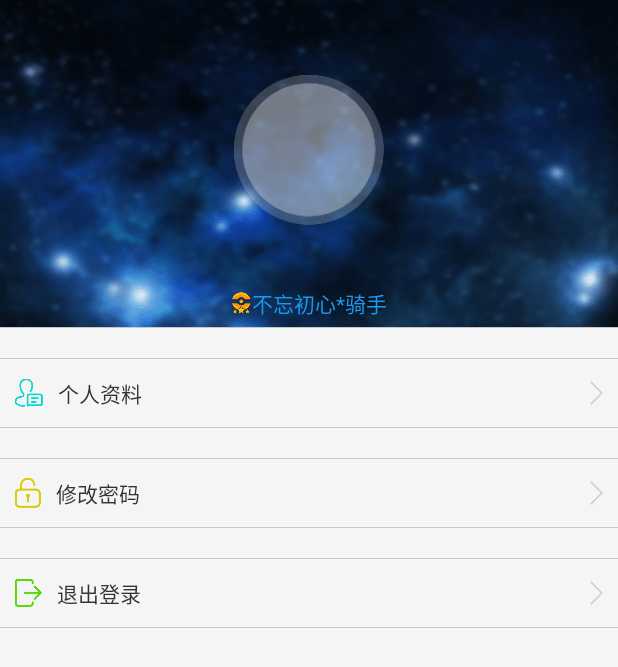
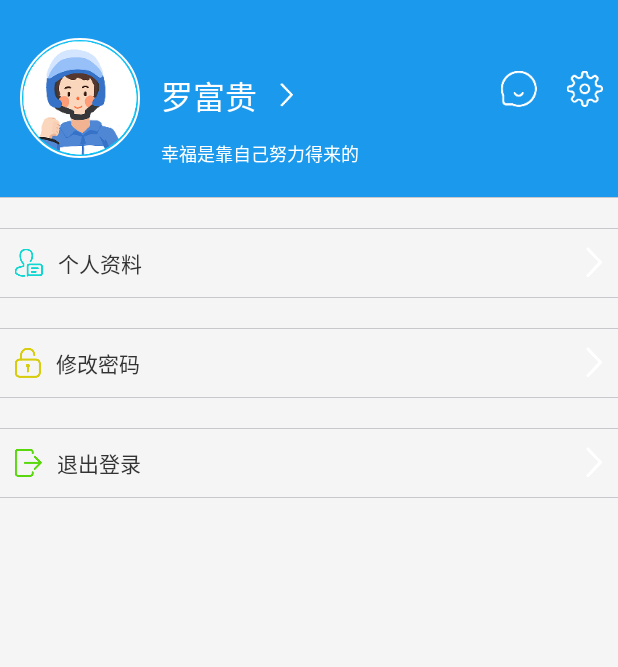
Before and after one commit to 15307388990/PaoTui_AS, an Android app: the layout activity_mine.xml on its own in the app's theme, with its tools: preview values and no code run, on a phone screen of 412 x 824 dp. Shown: the top 667 px of the screen. Run offline under Robolectric (Android 15) with nearby library versions, the phone set to English and light mode, and no system bars; network calls fail.

Commit message:
首次push

```diff
--- a/Paotui/src/main/java/com/fmt/ming/paotui/activity/TakeActivity.java
+++ b/Paotui/src/main/java/com/fmt/ming/paotui/activity/TakeActivity.java
@@ -75,6 +75,8 @@ public class TakeActivity extends BaseActivity implements ImageWithDelete.ICallB
     RadioButton rbXianshang;
     @Bind(R.id.rb_yue)
     RadioButton rbYue;
+    @Bind(R.id.tv_information)
+    TextView tv_information;
 
 
     private String order_uuid, typestring;
@@ -110,6 +112,7 @@ public class TakeActivity extends BaseActivity implements ImageWithDelete.ICallB
         } else {
             title.setText("我已" + typestring);
         }
+        tv_information.setText(typestring+"信息");
         tvText.setText(typestring + "拍照");
         mDialog = new ProgressDialog(this);
         mDialog.setCancelable(false);
--- a/Paotui/src/main/res/layout/activity_mine.xml
+++ b/Paotui/src/main/res/layout/activity_mine.xml
@@ -9,58 +9,80 @@
 
     <RelativeLayout
         android:layout_width="match_parent"
-        android:layout_height="wrap_content"
-        android:background="@drawable/setting_bg">
-
-        <LinearLayout
-            android:id="@+id/ll_layout"
-            android:layout_width="100dp"
-            android:layout_height="100dp"
-            android:layout_centerHorizontal="true"
-            android:gravity="center"
-            android:layout_marginTop="50dp"
-            android:background="@drawable/setting_user_decoration">
+        android:layout_height="131dp"
+        android:background="#1B99ED">
 
         <com.fmt.ming.paotui.view.CircleImageView
             android:id="@+id/myicon"
             android:layout_width="80dp"
             android:layout_height="80dp"
-                attrs:border_color="@color/transparent"
+            android:layout_centerVertical="true"
+            android:layout_marginLeft="13dp"
+            android:src="@drawable/head"
+            attrs:border_color="@color/white"
             attrs:border_width="1dp" />
-        </LinearLayout>
+
+
+        <LinearLayout
+
+            android:layout_width="wrap_content"
+            android:layout_height="wrap_content"
+            android:layout_marginTop="47dp"
+            android:layout_toRightOf="@+id/myicon"
+            android:gravity="center_vertical">
 
 
             <TextView
                 android:id="@+id/tv_name"
                 android:layout_width="wrap_content"
                 android:layout_height="wrap_content"
-            android:layout_below="@+id/ll_layout"
-            android:layout_centerHorizontal="true"
-            android:layout_marginTop="@dimen/divider_height_10"
+                android:layout_marginLeft="14dp"
+                android:ellipsize="end"
+                android:lines="1"
+                android:maxEms="4"
+                android:text="罗富贵"
                 android:textColor="@color/white"
-            android:textSize="18sp"></TextView>
-
-        <LinearLayout
-            android:layout_width="wrap_content"
-            android:layout_height="wrap_content"
-            android:layout_below="@+id/tv_name"
-            android:layout_centerHorizontal="true"
-            android:layout_marginTop="5dp"
-            android:gravity="center_vertical">
+                android:textSize="21sp" />
 
             <ImageView
-                android:layout_width="wrap_content"
-                android:layout_height="wrap_content"
-                android:src="@drawable/setting_icon_medal" />
+                android:layout_width="9dp"
+                android:layout_height="16dp"
+                android:layout_marginLeft="15dp"
+                android:src="@drawable/list_icon_more" />
+        </LinearLayout>
+
+        <ImageView
+            android:id="@+id/iv_set"
+            android:layout_width="24dp"
+            android:layout_height="24dp"
+            android:layout_alignParentRight="true"
+            android:layout_marginRight="10dp"
+            android:layout_marginTop="47dp"
+            android:src="@drawable/icon_set" />
+
+        <ImageView
+            android:id="@+id/iv_magess"
+            android:layout_width="24dp"
+            android:layout_height="24dp"
+            android:layout_marginLeft="15dp"
+            android:layout_marginRight="20dp"
+            android:layout_marginTop="47dp"
+            android:layout_toLeftOf="@+id/iv_set"
+            android:src="@drawable/icon_massge" />
 
         <TextView
             android:layout_width="wrap_content"
             android:layout_height="wrap_content"
-                android:layout_below="@+id/tv_level"
-                android:text="不忘初心*骑手"
-                android:textColor="@color/darkgray"
-                android:textSize="14sp"></TextView>
-        </LinearLayout>
+            android:layout_below="@+id/iv_set"
+            android:layout_marginLeft="14dp"
+            android:layout_marginTop="22dp"
+            android:layout_toRightOf="@+id/myicon"
+            android:ellipsize="end"
+            android:lines="1"
+            android:text="幸福是靠自己努力得来的"
+            android:textColor="@color/white"
+            android:textSize="12sp" />
+
 
     </RelativeLayout>
 
--- a/Paotui/src/main/res/layout/activity_take.xml
+++ b/Paotui/src/main/res/layout/activity_take.xml
@@ -14,6 +14,7 @@
         android:orientation="vertical">
 
         <TextView
+            android:id="@+id/tv_information"
             android:layout_width="wrap_content"
             android:layout_height="wrap_content"
             android:layout_marginLeft="@dimen/margin_10"
```
Also changed, not shown: Paotui/src/main/res/drawable-xxhdpi/head.png (added), Paotui/src/main/res/drawable-xxhdpi/icon_massge.png (added), Paotui/src/main/res/drawable-xxhdpi/icon_set.png (added), Paotui/src/main/res/drawable-xxhdpi/list_icon_more.png, 3146 other files. Lines whose indentation alone changed are shown as unchanged.
